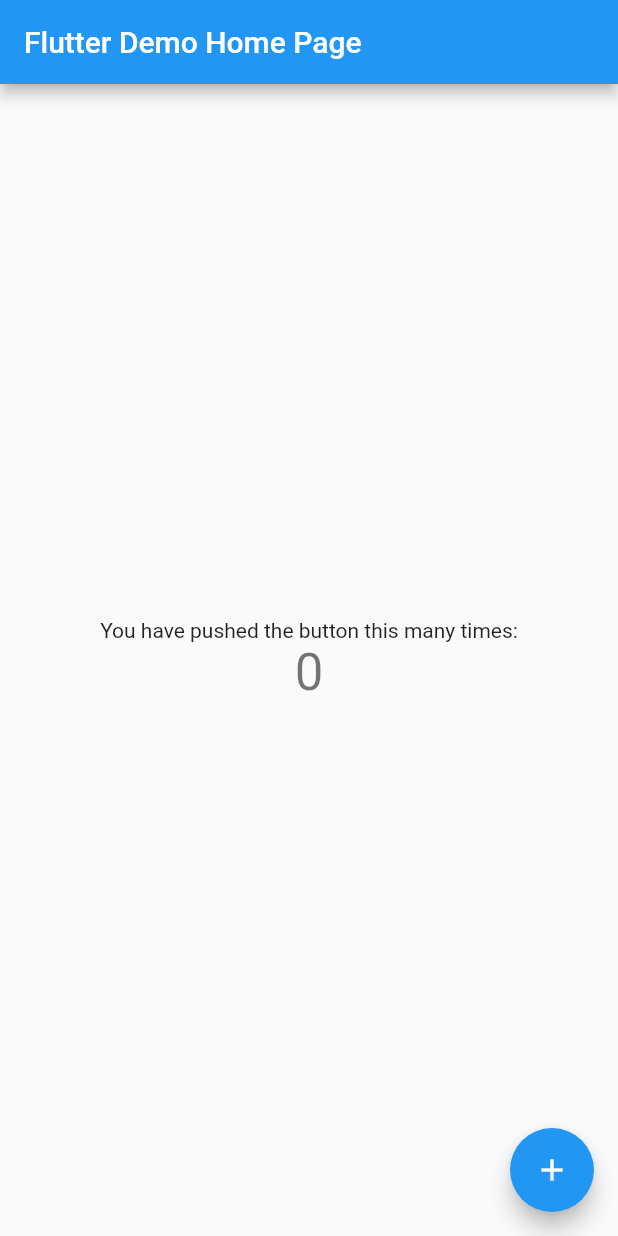
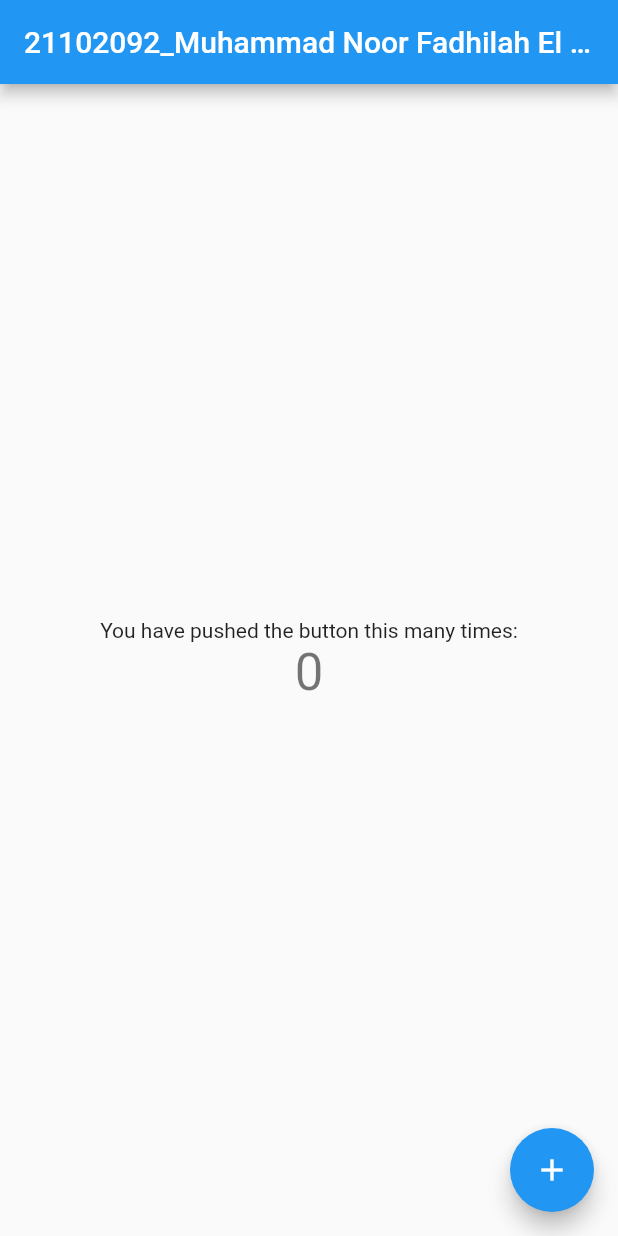
Before and after one commit to fadilelfajr/21102092_TI02_ppb2324-2, a Flutter app: the screen it shows after launch, on a phone screen of 412 x 824 dp. Run offline on Flutter 3.47's test engine with Material 2 defaults, Android fonts, the phone set to English and light mode, and no system bars.

Commit message:
memperbaiki main.dart

```diff
--- a/praktikum_01/lib/main.dart
+++ b/praktikum_01/lib/main.dart
@@ -24,7 +24,7 @@ class MyApp extends StatelessWidget {
         // is not restarted.
         primarySwatch: Colors.blue,
       ),
-      home: const MyHomePage(title: 'Flutter Demo Home Page'),
+      home: const MyHomePage(title: '21102092_Muhammad Noor Fadhilah El Fajr'),
     );
   }
 }
```
